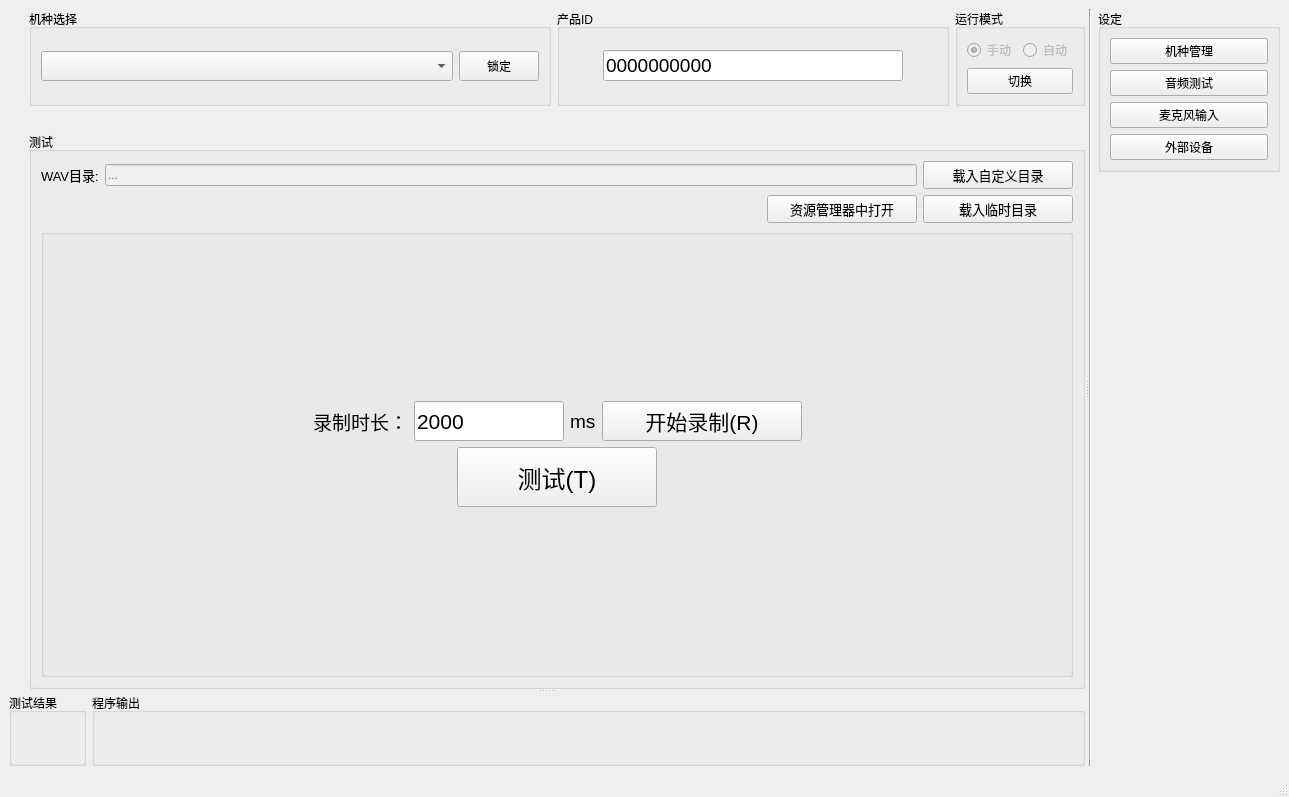
Old version of the form mainwindow.ui in the repository YeeeeRQ/SpeakerTest.
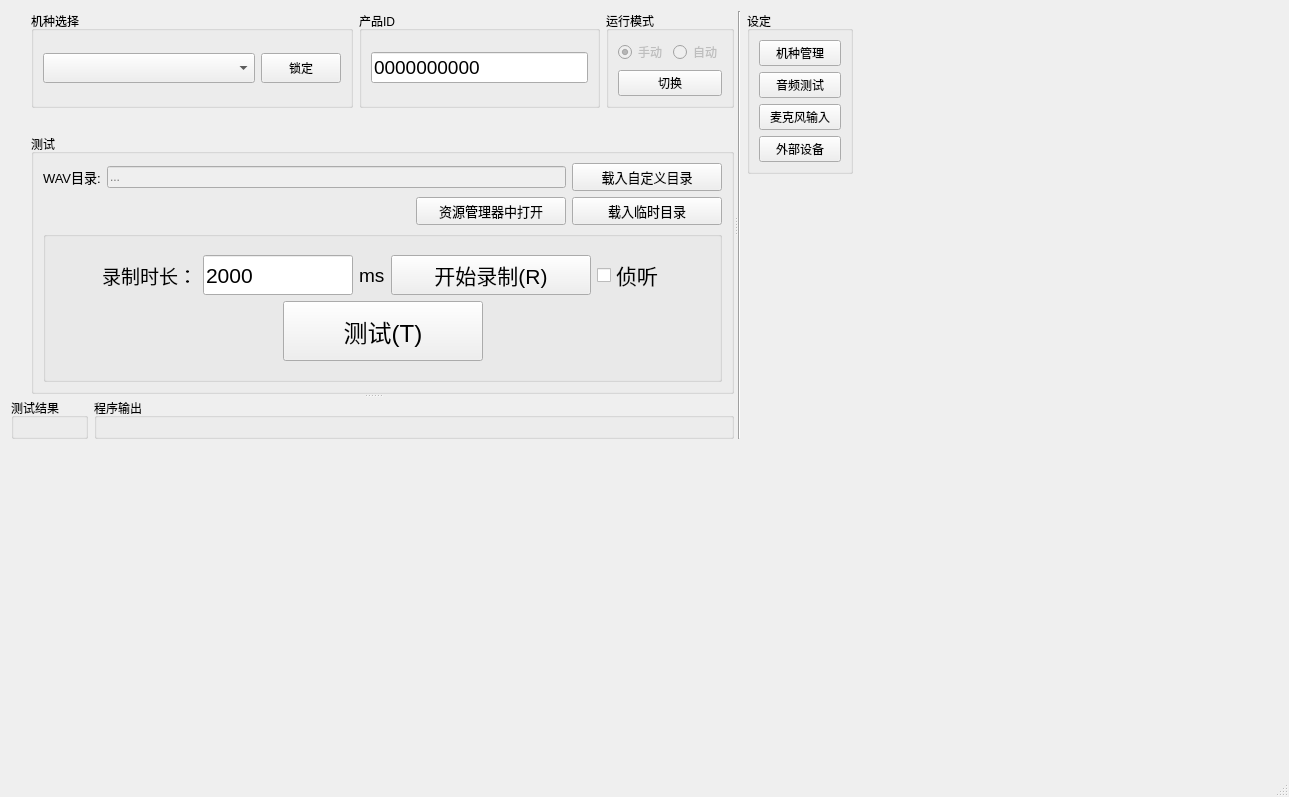
New version of the form. Custom widgets are drawn as their Qt base class.

Diff of the .ui file:
```diff
--- a/mainwindow.ui
+++ b/mainwindow.ui
@@ -35,9 +35,15 @@
 }</string>
   </property>
   <widget class="QWidget" name="centralwidget">
-   <layout class="QVBoxLayout" name="verticalLayout_12">
-    <item>
      <widget class="QSplitter" name="splitter_2">
+    <property name="geometry">
+     <rect>
+      <x>11</x>
+      <y>11</y>
+      <width>842</width>
+      <height>428</height>
+     </rect>
+    </property>
       <property name="orientation">
        <enum>Qt::Horizontal</enum>
       </property>
@@ -462,6 +468,18 @@
                            </property>
                           </widget>
                          </item>
+                       <item>
+                        <widget class="QCheckBox" name="checkBox_Intercept">
+                         <property name="font">
+                          <font>
+                           <pointsize>16</pointsize>
+                          </font>
+                         </property>
+                         <property name="text">
+                          <string>侦听</string>
+                         </property>
+                        </widget>
+                       </item>
                         </layout>
                        </item>
                        <item>
@@ -678,8 +696,6 @@
        </layout>
       </widget>
      </widget>
-    </item>
-   </layout>
   </widget>
   <widget class="QMenuBar" name="menubar">
    <property name="geometry">
```
Lines whose indentation alone changed are shown as unchanged.
